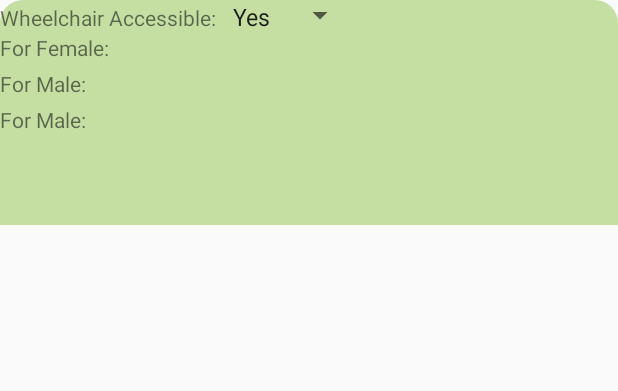
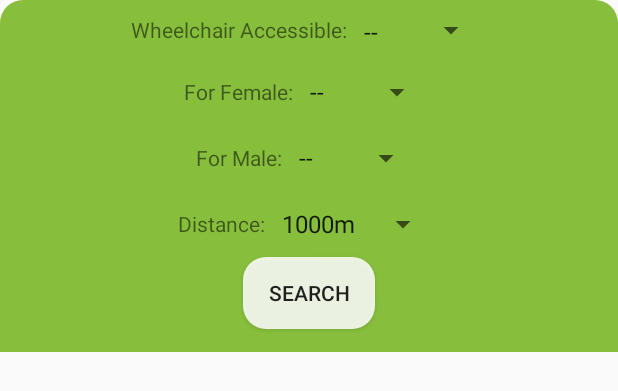
Before and after one commit to zdlbad/GoogleMapAndPlaces, an Android app: the layout toilet_filter_bottomsheet.xml on its own in the app's theme, with its tools: preview values and no code run, on a phone screen of 412 x 824 dp. Shown: the top 391 px of the screen. Run offline under Robolectric (Android 15) with nearby library versions, the phone set to English and light mode, and no system bars.

Commit message:
fix search toilet bug, done with toilet UI and function with filter

```diff
--- /dev/null
+++ b/app/src/main/res/drawable/background_filter.xml
@@ -0,0 +1,13 @@
+<?xml version="1.0" encoding="utf-8"?>
+<layer-list xmlns:android="http://schemas.android.com/apk/res/android">
+
+    <item>
+        <shape android:shape="rectangle">
+            <solid android:color="#e47ab927"/>
+            <corners
+                android:topLeftRadius="15dp"
+                android:topRightRadius="15dp"/>
+        </shape>
+    </item>
+
+</layer-list>
--- /dev/null
+++ b/app/src/main/res/drawable/background_icon_search.xml
@@ -0,0 +1,20 @@
+<?xml version="1.0" encoding="UTF-8"?>
+<shape xmlns:android="http://schemas.android.com/apk/res/android">
+
+    <solid android:color="#daffffff"/>
+
+    <!--<stroke android:width="3dp"-->
+    <!--android:color="#0FECFF" />-->
+    <!--<gradient-->
+    <!--android:startColor="#ffffffff"-->
+    <!--android:endColor="#110000FF"-->
+    <!--android:angle="90"/>-->
+
+    <!--<padding-->
+    <!--android:top="7dp"-->
+    <!--android:right="7dp"/>-->
+
+    <corners
+        android:radius="15dp"/>
+
+</shape>
--- a/app/src/main/res/layout/activity_map.xml
+++ b/app/src/main/res/layout/activity_map.xml
@@ -88,7 +88,7 @@
             android:layout_alignParentRight = "true"
             android:layout_alignParentEnd="true"
             android:layout_margin="5dp"
-            android:background="@drawable/icon_group_background"
+            android:background="@drawable/backgroud_icon_group"
             android:elevation="10dp">
 
             <ImageView
--- a/app/src/main/res/layout/toilet_filter_bottomsheet.xml
+++ b/app/src/main/res/layout/toilet_filter_bottomsheet.xml
@@ -1,10 +1,11 @@
 <?xml version="1.0" encoding="utf-8"?>
-<LinearLayout xmlns:android="http://schemas.android.com/apk/res/android"
+<LinearLayout
+    xmlns:android="http://schemas.android.com/apk/res/android"
     xmlns:app="http://schemas.android.com/apk/res-auto"
     android:id="@+id/toilet_filter_bottomsheet"
     android:layout_width="match_parent"
-android:layout_height="150dp"
-android:background="@drawable/background"
+    android:layout_height="wrap_content"
+    android:background="@drawable/background_filter"
     app:behavior_hideable="false"
     app:behavior_peekHeight="0dp"
     android:orientation="vertical"
@@ -15,7 +16,9 @@ app:layout_behavior="android.support.design.widget.BottomSheetBehavior">
     <LinearLayout
         android:orientation="horizontal"
         android:layout_width="match_parent"
-        android:layout_height="wrap_content">
+        android:layout_height="wrap_content"
+        android:layout_margin="10dp"
+        android:gravity="center">
 
         <TextView
             android:layout_width="wrap_content"
@@ -32,16 +35,18 @@ app:layout_behavior="android.support.design.widget.BottomSheetBehavior">
     <LinearLayout
         android:orientation="horizontal"
         android:layout_width="match_parent"
-        android:layout_height="wrap_content">
+        android:layout_height="wrap_content"
+        android:layout_margin="10dp"
+        android:gravity="center">
 
     <TextView
-            android:layout_width="match_parent"
+            android:layout_width="wrap_content"
             android:layout_height="wrap_content"
             android:text="For Female: "/>
 
         <Spinner
             android:id="@+id/spin_toilet_female"
-            android:layout_width="match_parent"
+            android:layout_width="wrap_content"
             android:layout_height="wrap_content"
             android:entries="@array/yes_or_no"/>
     </LinearLayout>
@@ -49,16 +54,19 @@ app:layout_behavior="android.support.design.widget.BottomSheetBehavior">
     <LinearLayout
         android:orientation="horizontal"
         android:layout_width="match_parent"
-        android:layout_height="wrap_content">
+        android:layout_height="wrap_content"
+        android:layout_margin="10dp"
+        android:gravity="center">
+
 
     <TextView
-            android:layout_width="match_parent"
+            android:layout_width="wrap_content"
             android:layout_height="wrap_content"
             android:text="For Male: "/>
 
         <Spinner
             android:id="@+id/spin_toilet_male"
-            android:layout_width="match_parent"
+            android:layout_width="wrap_content"
             android:layout_height="wrap_content"
             android:entries="@array/yes_or_no"/>
     </LinearLayout>
@@ -66,19 +74,33 @@ app:layout_behavior="android.support.design.widget.BottomSheetBehavior">
     <LinearLayout
         android:orientation="horizontal"
         android:layout_width="match_parent"
-        android:layout_height="wrap_content">
+        android:layout_height="wrap_content"
+        android:layout_margin="10dp"
+        android:gravity="center">
+
 
     <TextView
-            android:layout_width="match_parent"
+            android:layout_width="wrap_content"
             android:layout_height="wrap_content"
-            android:text="For Male: "/>
+            android:text="Distance: "/>
 
         <Spinner
             android:id="@+id/spin_toilet_distance"
-            android:layout_width="match_parent"
+            android:layout_width="wrap_content"
             android:layout_height="wrap_content"
             android:entries="@array/distance"/>
     </LinearLayout>
 
+    <Button
+        android:id="@+id/button_toilet_search"
+        android:layout_width="wrap_content"
+        android:layout_height="wrap_content"
+        android:layout_gravity="center"
+        android:text="Search"
+        android:background="@drawable/background_icon_search"
+        android:layout_marginBottom="15dp"
+        android:elevation="10dp"
+        />
+
 
 </LinearLayout>
--- a/app/src/main/res/values/strings.xml
+++ b/app/src/main/res/values/strings.xml
@@ -12,14 +12,15 @@
         Swivel is easy to use; just search for the desired destination and it will do the rest!</string>
 
     <string-array name="yes_or_no">
+        <item>--</item>
         <item>Yes</item>
         <item>No</item>
     </string-array>
 
     <string-array name="distance">
-        <item>300</item>
-        <item>500</item>
-        <item>800</item>
+        <item>1000m</item>
+        <item>600m</item>
+        <item>300m</item>
     </string-array>
 
 </resources>
```
Also changed, not shown: app/src/main/java/com/example/zhangdonglin/googlemapsandplace/MapActivity.java (+86 -46 lines), app/src/main/java/com/example/zhangdonglin/googlemapsandplace/ToiletManager.java (+67 -81 lines), app/src/main/res/drawable/backgroud_icon_group.xml (renamed from app/src/main/res/drawable/icon_group_background.xml). Lines whose indentation alone changed are shown as unchanged.
